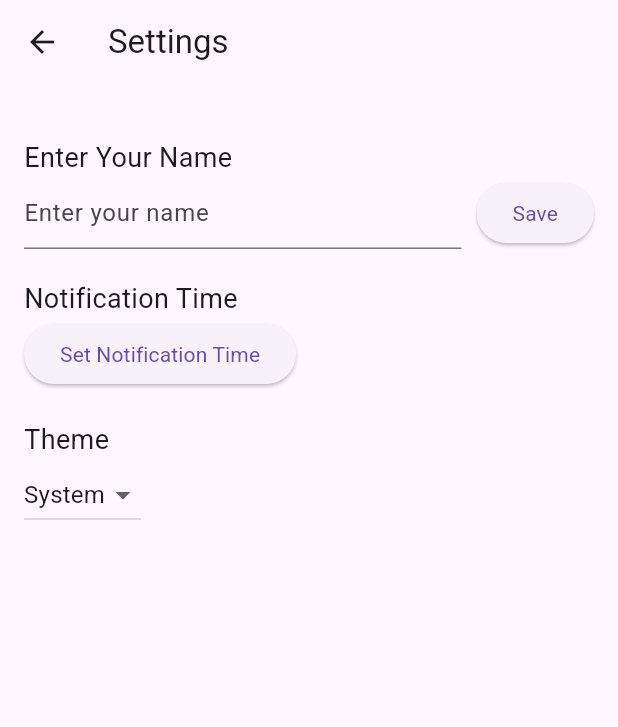
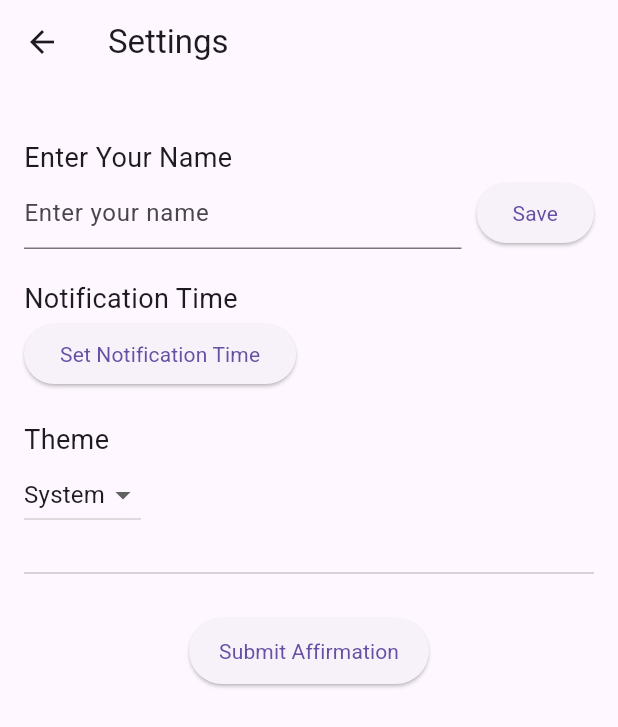
Before and after one commit to 1nonlymattj/Ask2Receive, a Flutter app: the screen it shows after launch, after a tap on the "settings" icon, on a phone screen of 412 x 824 dp. Shown: the top 727 px of the screen. Run offline on Flutter 3.47's test engine with Material 3 defaults, Android fonts, the phone set to English and light mode, and no system bars; our stand-ins replace flutter_local_notifications, shared_preferences, timezone.

Commit message:
added affirmation suggetions

```diff
--- a/ask2receive/lib/main.dart
+++ b/ask2receive/lib/main.dart
@@ -3,7 +3,6 @@ import 'package:shared_preferences/shared_preferences.dart';
 import 'package:flutter_local_notifications/flutter_local_notifications.dart';
 import 'package:timezone/data/latest.dart' as tz;
 import 'package:timezone/timezone.dart' as tz;
-import 'package:in_app_purchase/in_app_purchase.dart'; // Add this import
 
 import 'affirmations_list.dart';
 import 'widgets/settings_menu.dart';
@@ -11,8 +10,7 @@ import 'widgets/settings_menu.dart';
 Future<void> main() async {
   WidgetsFlutterBinding.ensureInitialized();
   ThemeMode savedThemeMode = await loadThemeMode();
-  bool isAdFree = await loadAdFreeStatus(); // Load ad-free status
-  runApp(AffirmationApp(savedThemeMode: savedThemeMode, isAdFree: isAdFree));
+  runApp(AffirmationApp(savedThemeMode: savedThemeMode));
 }
 
 Future<ThemeMode> loadThemeMode() async {
@@ -22,16 +20,10 @@ Future<ThemeMode> loadThemeMode() async {
   return ThemeMode.values[themeIndex];
 }
 
-Future<bool> loadAdFreeStatus() async {
-  final prefs = await SharedPreferences.getInstance();
-  return prefs.getBool('ad_free') ?? false; // Default to false if not set
-}
-
 class AffirmationApp extends StatefulWidget {
   final ThemeMode savedThemeMode;
-  final bool isAdFree;
 
-  AffirmationApp({required this.savedThemeMode, required this.isAdFree});
+  AffirmationApp({required this.savedThemeMode});
 
   @override
   _AffirmationAppState createState() => _AffirmationAppState();
@@ -39,13 +31,11 @@ class AffirmationApp extends StatefulWidget {
 
 class _AffirmationAppState extends State<AffirmationApp> {
   late ThemeMode _themeMode;
-  late bool _isAdFree;
 
   @override
   void initState() {
     super.initState();
     _themeMode = widget.savedThemeMode;
-    _isAdFree = widget.isAdFree; // Initialize ad-free status
   }
 
   void updateTheme(ThemeMode themeMode) async {
@@ -56,14 +46,6 @@ class _AffirmationAppState extends State<AffirmationApp> {
     });
   }
 
-  void toggleAdFree() async {
-    final prefs = await SharedPreferences.getInstance();
-    await prefs.setBool('ad_free', !_isAdFree);
-    setState(() {
-      _isAdFree = !_isAdFree;
-    });
-  }
-
   @override
   Widget build(BuildContext context) {
     return MaterialApp(
@@ -71,23 +53,15 @@ class _AffirmationAppState extends State<AffirmationApp> {
       themeMode: _themeMode,
       theme: ThemeData.light(),
       darkTheme: ThemeData.dark(),
-      home: AffirmationScreen(
-          updateTheme: updateTheme,
-          isAdFree: _isAdFree,
-          toggleAdFree: toggleAdFree),
+      home: AffirmationScreen(updateTheme: updateTheme),
     );
   }
 }
 
 class AffirmationScreen extends StatefulWidget {
   final Function(ThemeMode) updateTheme;
-  final bool isAdFree; // Add ad-free status
-  final Function() toggleAdFree; // Function to toggle ad-free status
 
-  AffirmationScreen(
-      {required this.updateTheme,
-      required this.isAdFree,
-      required this.toggleAdFree});
+  AffirmationScreen({required this.updateTheme});
 
   @override
   _AffirmationScreenState createState() => _AffirmationScreenState();
@@ -332,21 +306,8 @@ class _AffirmationScreenState extends State<AffirmationScreen> {
                 Padding(
                   padding: const EdgeInsets.only(top: 20),
                   child: Text(
-                    "$userName, The Universe is ready to provide! \n\n",
+                    "Hello, $userName!",
                     style: TextStyle(fontSize: 18, fontStyle: FontStyle.italic),
-                  ),
-                ),
-              if (widget.isAdFree)
-                Container() // Replace with the widget that shows content without ads
-              else
-                Container(
-                  height: 50,
-                  color: Colors.transparent,
-                  child: Center(
-                    child: Text(
-                      "\n\n",
-                      style: TextStyle(color: Colors.white),
-                    ),
                   ),
                 ),
             ],
--- a/ask2receive/pubspec.yaml
+++ b/ask2receive/pubspec.yaml
@@ -3,7 +3,7 @@ description: A Flutter app for daily affirmations with notifications.
 version: 0.1.0
 
 environment:
-  sdk: ">=3.2.3 <4.0.0"
+  sdk: ">=3.3.0 <4.0.0"
 
 dependencies:
   flutter:
@@ -11,12 +11,13 @@ dependencies:
   flutter_local_notifications: ^18.0.1
   shared_preferences: ^2.0.8
   timezone: ^0.9.4
+  http: ^1.2.2
   email_launcher: ^1.1.1
+  url_launcher: ^6.1.14
   flutter_email_sender: ^6.0.3
   flutter_time_picker_spinner: ^2.0.0
   intl: ^0.18.0
   provider: ^6.0.2
-  in_app_purchase: ^3.0.0
 
 flutter:
   assets:
```
Also changed, not shown: ask2receive/lib/in_app_purchase/in_app_purchase.dart (deleted, +0 -90 lines), ask2receive/lib/widgets/settings_menu.dart (+99 -0 lines), ask2receive/pubspec.lock, 20 other files.
